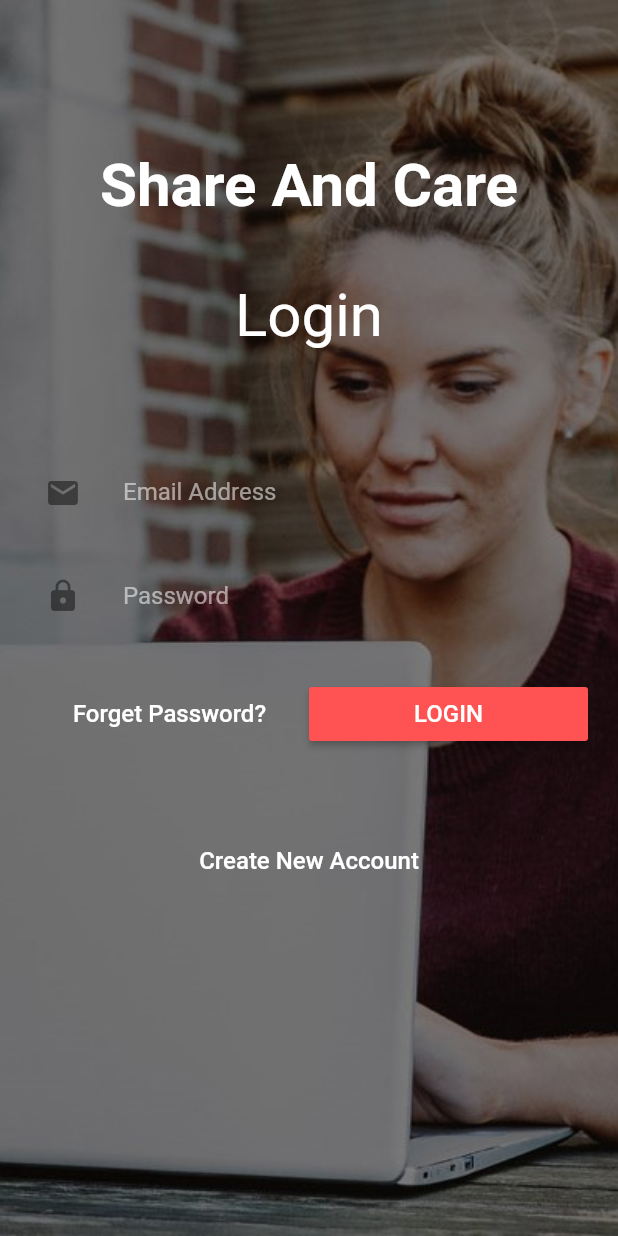
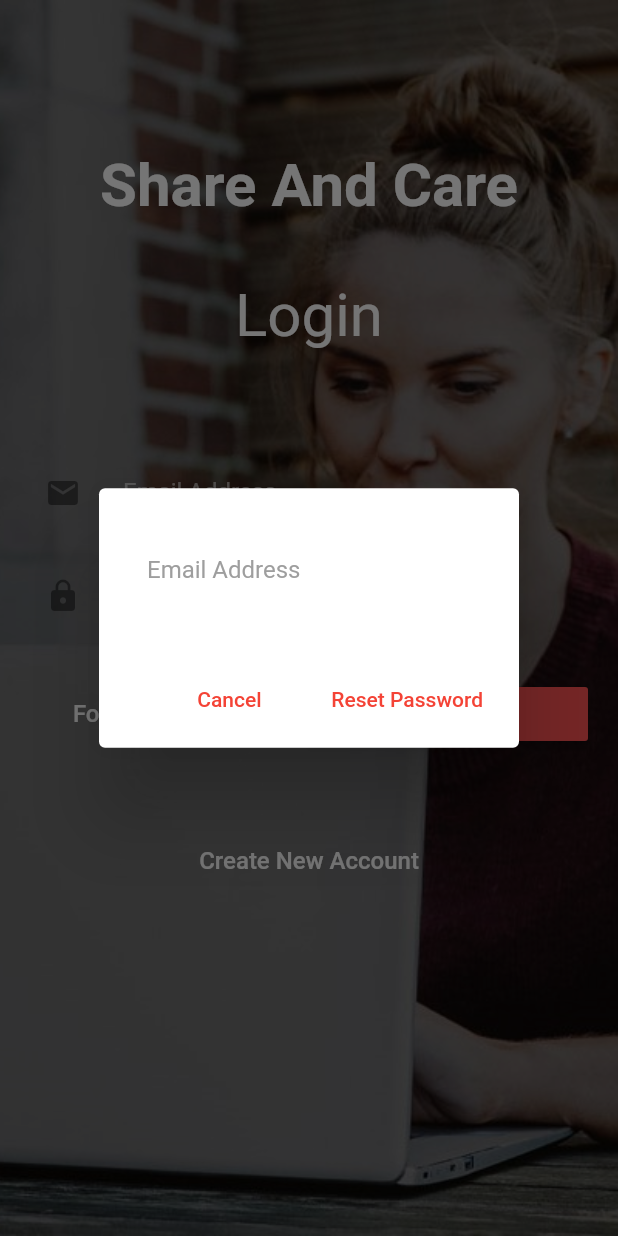
Before and after one commit to xk-xeeshankhan/s-xe-har-eeshankh-ca-an-re, a Flutter app: the screen it shows after launch, after a tap on "Forget Password?", on a phone screen of 412 x 824 dp. Run offline on Flutter 3.47's test engine with Material 2 defaults, Android fonts, the phone set to English and light mode, and no system bars.

Commit message:
UI Account Complete

```diff
--- a/sharecare/lib/account.dart
+++ b/sharecare/lib/account.dart
@@ -5,8 +5,6 @@ class Account extends StatefulWidget {
 }
 
 class _AccountState extends State<Account> {
-
-
   /*Login Objects */
   FocusNode _passwordLoginFocusNode = FocusNode();
   FocusNode _emialLoginFocusNode = FocusNode();
@@ -25,40 +23,65 @@ class _AccountState extends State<Account> {
 
   /*--Register Objects */
 
-  /*Register */
-  _registerDialogResult(@required String action) {
+  /*Forget Password Objects */
+
+  /*--Forget Password Objects */
+
+  _dialogResult(String action) {
+    if (action == "Cancel") {
       Navigator.pop(context);
+    } else if (action == "Register") {
+      _registerServer();
+    } else if (action == "ForgetPassword") {
+      _forgetPasswordServer();
+    }
   }
 
-  void _registerAlertDialog() {
+  _registerServer() {
+    //send data to server
+  }
+
+  _forgetPasswordServer() {
+    //send data to server
+  }
+
+  _loadLayout(String action) {
+    if (action.compareTo("Register") == 0) {
+      return _registerLayout();
+    } else if (action.compareTo("ForgetPassword") == 0) {
+      return _forgetPasswordLayout();
+    }
+  }
+
+  void _myAlertDialog(String action) {
     AlertDialog dialog = new AlertDialog(
       contentPadding: EdgeInsets.all(0.0),
-      content: new Scaffold(
-        backgroundColor: Colors.white,
-        key: _signupScaffold,
-        body: _registerLayout(),
-      ),
+      content: _loadLayout(action),
       actions: <Widget>[
         FlatButton(
           onPressed: () {
-            _registerDialogResult("Cancel");
+            _dialogResult("Cancel");
           },
           child: Text("Cancel", style: TextStyle(color: Colors.red)),
         ),
         FlatButton(
           onPressed: () {
-            _registerDialogResult("Register");
+            _dialogResult("ForgetPassword");
           },
-          child: Text("Register", style: TextStyle(color: Colors.red)),
+          child: Text(action == "ForgetPassword" ? "Reset Password" : action,
+              style: TextStyle(color: Colors.red)),
         ),
       ],
     );
 
-    showDialog(context: context, child: dialog);
+    showDialog(context: context, builder: (_) => dialog);
   }
 
   _registerLayout() {
-    return Column(
+    return new Scaffold(
+      backgroundColor: Colors.white,
+      key: _signupScaffold,
+      body: Column(
         children: <Widget>[
           SizedBox(height: 20.0),
           Text(
@@ -93,8 +116,9 @@ class _AccountState extends State<Account> {
                             ),
                             style: TextStyle(color: Colors.grey),
                             keyboardType: TextInputType.text,
-                          onFieldSubmitted: (val){
-                            FocusScope.of(context).requestFocus(_phoneRegisterFocusNode);
+                            onFieldSubmitted: (val) {
+                              FocusScope.of(context)
+                                  .requestFocus(_phoneRegisterFocusNode);
                             },
                             focusNode: _nameRegisterFocusNode,
                           ),
@@ -108,8 +132,9 @@ class _AccountState extends State<Account> {
                             style: TextStyle(color: Colors.grey),
                             keyboardType: TextInputType.phone,
                             focusNode: _phoneRegisterFocusNode,
-                          onFieldSubmitted: (val){
-                            FocusScope.of(context).requestFocus(_emialRegisterFocusNode);
+                            onFieldSubmitted: (val) {
+                              FocusScope.of(context)
+                                  .requestFocus(_emialRegisterFocusNode);
                             },
                           ),
                         ),
@@ -121,8 +146,9 @@ class _AccountState extends State<Account> {
                             ),
                             style: TextStyle(color: Colors.grey),
                             keyboardType: TextInputType.emailAddress,
-                          onFieldSubmitted: (val){
-                            FocusScope.of(context).requestFocus(_passwordRegisterFocusNode);
+                            onFieldSubmitted: (val) {
+                              FocusScope.of(context)
+                                  .requestFocus(_passwordRegisterFocusNode);
                             },
                             focusNode: _emialRegisterFocusNode,
                           ),
@@ -136,8 +162,9 @@ class _AccountState extends State<Account> {
                             style: TextStyle(color: Colors.grey),
                             keyboardType: TextInputType.text,
                             obscureText: true,
-                          onFieldSubmitted: (val){
-                            FocusScope.of(context).requestFocus(_conformpassRegisterFocusNode);
+                            onFieldSubmitted: (val) {
+                              FocusScope.of(context)
+                                  .requestFocus(_conformpassRegisterFocusNode);
                             },
                             focusNode: _passwordRegisterFocusNode,
                           ),
@@ -151,7 +178,7 @@ class _AccountState extends State<Account> {
                             style: TextStyle(color: Colors.grey),
                             keyboardType: TextInputType.text,
                             obscureText: true,
-                          onFieldSubmitted: (val){
+                            onFieldSubmitted: (val) {
                               //Register Same as Register Button
                             },
                             focusNode: _conformpassRegisterFocusNode,
@@ -165,9 +192,39 @@ class _AccountState extends State<Account> {
             ),
           ),
         ],
+      ),
     );
   }
 
+  _forgetPasswordLayout() {
+    return Form(
+      child: Theme(
+          data: ThemeData(
+            primaryColor: Colors.red,
+            inputDecorationTheme: InputDecorationTheme(
+                border: OutlineInputBorder(
+                    borderSide: BorderSide.none,
+                    borderRadius: BorderRadius.circular(10.0)),
+                labelStyle: TextStyle(color: Colors.grey, fontSize: 16.0)),
+          ),
+          child: Padding(
+            padding: const EdgeInsets.all(20.0),
+            child: Padding(
+              padding: const EdgeInsets.only(top: 5.0, bottom: 5.0),
+              child: TextFormField(
+                decoration: InputDecoration(
+                  labelText: "Email Address",
+                ),
+                style: TextStyle(color: Colors.grey),
+                keyboardType: TextInputType.emailAddress,
+                onFieldSubmitted: (val) {
+                  //_forgetPasswordServer Call
+                },
+              ),
+            ),
+          )),
+    );
+  }
   /*--Register */
   // _snackbar(@required String displaytext) {
   //   _signupScaffold.currentState.showSnackBar(new SnackBar(
@@ -185,6 +242,8 @@ class _AccountState extends State<Account> {
   //     ),
   //   ));
   // }
+
+  _forgetPasswordAlertDialog() {}
 
   @override
   Widget build(BuildContext context) {
@@ -273,7 +332,9 @@ class _AccountState extends State<Account> {
                               Expanded(
                                 child: MaterialButton(
                                   textColor: Colors.white,
-                                  onPressed: () {},
+                                  onPressed: () {
+                                    _myAlertDialog("ForgetPassword");
+                                  },
                                   child: Text(
                                     "Forget Password?",
                                     style: TextStyle(fontSize: 16.0),
@@ -297,7 +358,7 @@ class _AccountState extends State<Account> {
                           MaterialButton(
                             textColor: Colors.white,
                             onPressed: () {
-                              _registerAlertDialog();
+                              _myAlertDialog("Register");
                             },
                             child: Text("Create New Account",
                                 style: TextStyle(fontSize: 16.0)),
```
Lines whose indentation alone changed are shown as unchanged.
